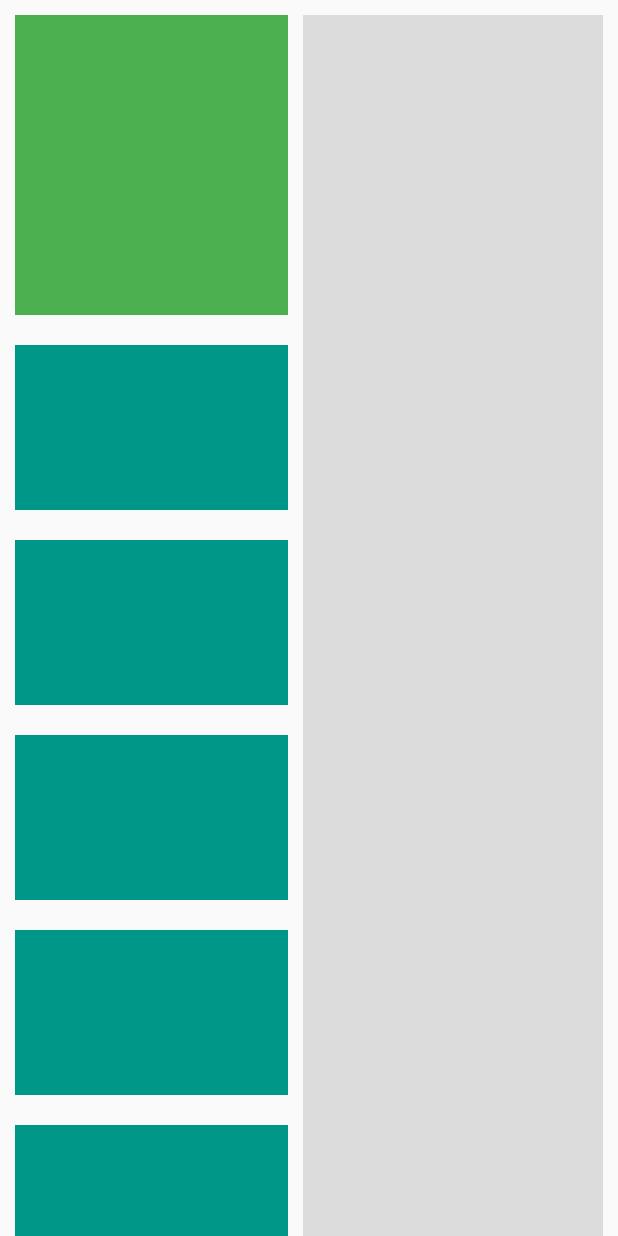
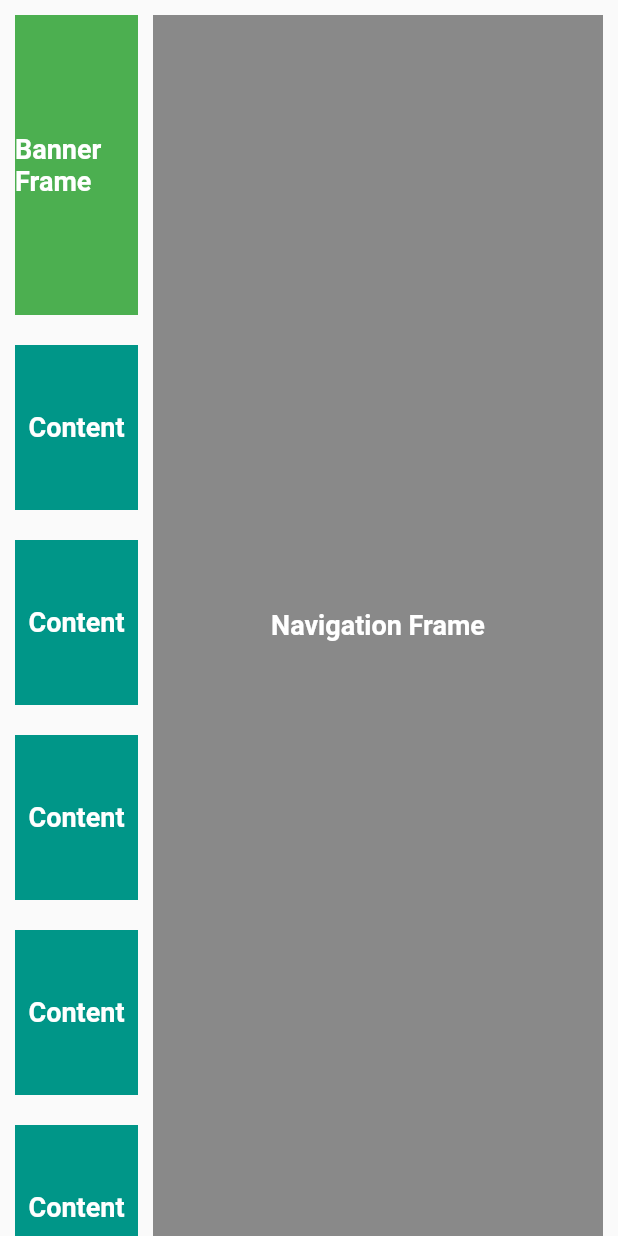
Before and after one commit to Reza-Hakimyar/responsive_layout_builder, a Flutter app: the DesktopScreen screen opened directly, on a phone screen of 412 x 824 dp. Run offline on Flutter 3.47's test engine with Material 2 defaults, Android fonts, the phone set to English and light mode, and no system bars.

Commit message:
second commit

```diff
--- a/lib/constants.dart
+++ b/lib/constants.dart
@@ -1,3 +1,12 @@
 // Set the common device dimensions for mobile / tablet / desktop
+import 'package:flutter/cupertino.dart';
+import 'package:flutter/material.dart';
+
 const mobileWidth = 600;
 const tabletWidth = 900;
+
+const headingStyle = TextStyle(
+  fontSize: 18,
+  fontWeight: FontWeight.bold,
+  color: Colors.white,
+);
--- a/lib/screens/desktop/desktop_screen.dart
+++ b/lib/screens/desktop/desktop_screen.dart
@@ -1,4 +1,5 @@
 import 'package:flutter/material.dart';
+import 'package:responsive/constants.dart';
 
 class DesktopScreen extends StatelessWidget {
   const DesktopScreen({Key? key}) : super(key: key);
@@ -15,6 +16,9 @@ class DesktopScreen extends StatelessWidget {
                   margin: const EdgeInsets.all(10.0),
                   color: Colors.green,
                   height: 200,
+                  child: Center(
+                    child: Text('Banner Frame', style: headingStyle),
+                  ),
                 ),
                 Expanded(
                   child: ListView.builder(
@@ -22,6 +26,9 @@ class DesktopScreen extends StatelessWidget {
                       margin: const EdgeInsets.all(10.0),
                       color: Colors.teal,
                       height: 110,
+                      child: Center(
+                        child: Text('Content', style: headingStyle),
+                      ),
                     ),
                   ),
                 ),
@@ -29,9 +36,12 @@ class DesktopScreen extends StatelessWidget {
             ),
           ),
           Container(
+            alignment: Alignment.center,
             margin: const EdgeInsets.only(right: 10.0, top: 10.0),
-            color: Colors.black12,
-            width: 200,
+            color: Colors.black45,
+            width: 300,
+            height: double.infinity,
+            child: Text('Navigation Frame', style: headingStyle),
           ),
         ],
       ),
--- a/lib/screens/mobile/mobile_screen.dart
+++ b/lib/screens/mobile/mobile_screen.dart
@@ -1,4 +1,6 @@
 import 'package:flutter/material.dart';
+
+import '../../constants.dart';
 
 class MobileScreen extends StatelessWidget {
   const MobileScreen({Key? key}) : super(key: key);
@@ -18,6 +20,9 @@ class MobileScreen extends StatelessWidget {
               child: Container(
                 height: 200,
                 color: Colors.green,
+                child: const Center(
+                  child: Text('banner', style: headingStyle),
+                ),
               ),
             ),
           ),
@@ -29,6 +34,9 @@ class MobileScreen extends StatelessWidget {
                   margin: const EdgeInsets.all(10.0),
                   height: 110,
                   color: Colors.purple,
+                  child: Center(
+                    child: Text('Content', style: headingStyle),
+                  ),
                 );
               },
             ),
--- a/lib/screens/tablet/tablet_screen.dart
+++ b/lib/screens/tablet/tablet_screen.dart
@@ -1,4 +1,6 @@
 import 'package:flutter/material.dart';
+
+import '../../constants.dart';
 
 class TabletScreen extends StatelessWidget {
   const TabletScreen({Key? key}) : super(key: key);
@@ -17,6 +19,9 @@ class TabletScreen extends StatelessWidget {
               margin: const EdgeInsets.all(10.0),
               color: Colors.green,
               height: 200,
+              child: Center(
+                child: Text('Banner', style: headingStyle),
+              ),
             ),
           ),
           Expanded(
@@ -27,6 +32,9 @@ class TabletScreen extends StatelessWidget {
                   margin: const EdgeInsets.all(8.0),
                   color: Colors.blue,
                   height: 110,
+                  child: Center(
+                    child: Text('Content', style: headingStyle),
+                  ),
                 );
               },
             ),
```
